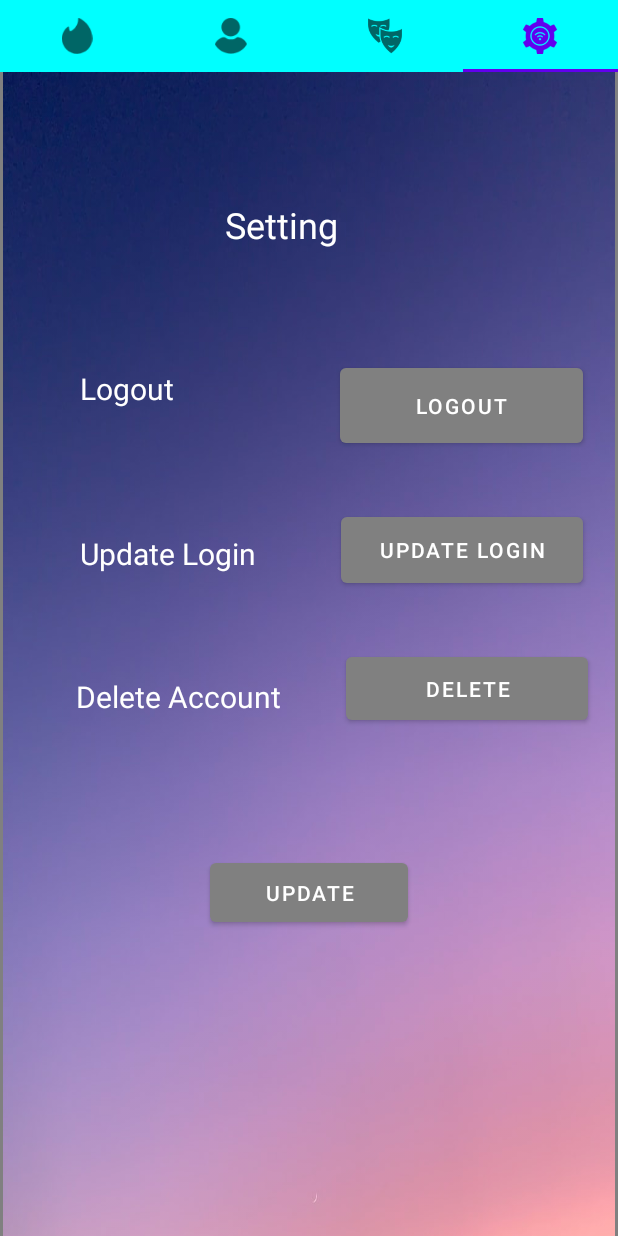
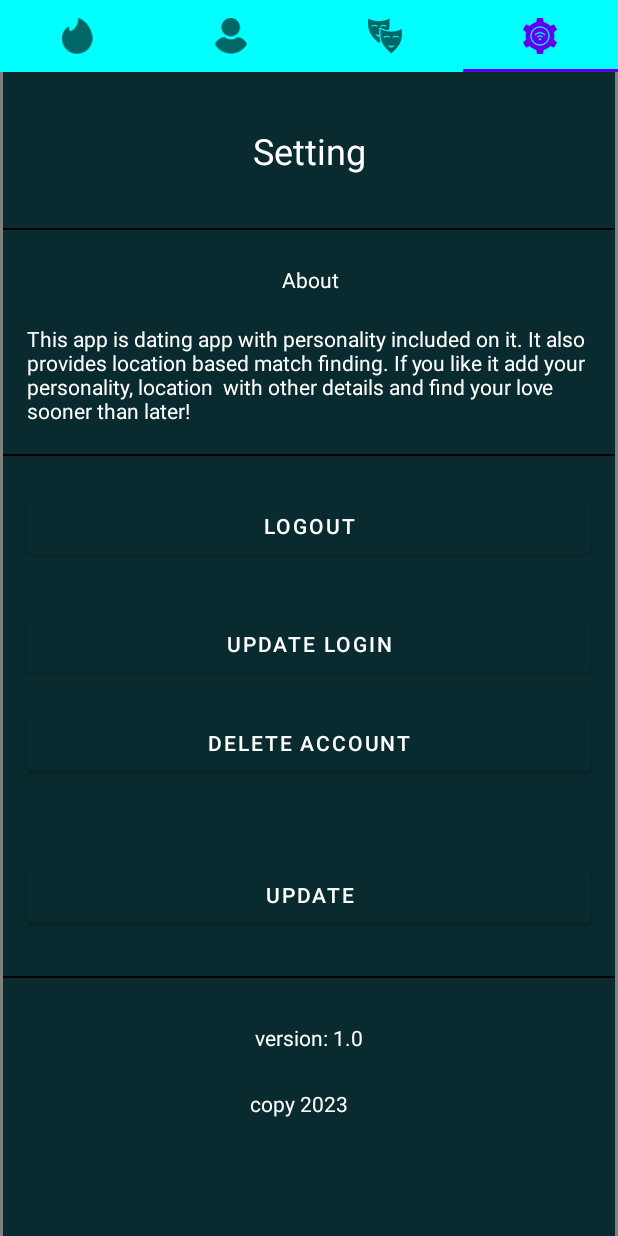
Before and after one commit to Txy822/Personality-based-Dating-App, an Android app: the screen it shows after launch once a user with an empty profile is signed in (Home), tab 4 chosen, on a phone screen of 412 x 824 dp. Run offline under Robolectric (Android 15) with nearby library versions, the phone set to English and light mode, and no system bars; our stand-ins replace Firebase (no records; nobody signed in at launch, a user with empty details on screens opened directly); libraries missing offline, so code that uses them is left out: twitter4j.conf; pictures from the network do not load.

Commit message:
Setting fragment Ui updated

```diff
--- a/app/src/main/res/layout/fragment_setting.xml
+++ b/app/src/main/res/layout/fragment_setting.xml
@@ -4,166 +4,189 @@
     xmlns:tools="http://schemas.android.com/tools"
     android:layout_width="match_parent"
     android:layout_height="match_parent"
-    android:background="@color/black"
+    android:background="@color/green_darkest"
     tools:context=".fragment.SettingFragment">
 
-    <FrameLayout
-        android:id="@+id/settingFragmentLayout"
-        android:layout_width="match_parent"
-        android:layout_height="match_parent"
-        android:orientation="vertical">
+    <ScrollView
+        android:id="@+id/scrollView4"
+        android:layout_width="0dp"
+        android:layout_height="0dp"
+        app:layout_constraintBottom_toBottomOf="parent"
+        app:layout_constraintEnd_toEndOf="parent"
+        app:layout_constraintStart_toStartOf="parent"
+        app:layout_constraintTop_toTopOf="parent">
 
-        <ScrollView
+        <FrameLayout
+            android:id="@+id/settingFragmentLayout"
             android:layout_width="match_parent"
-            android:layout_height="match_parent">
+            android:layout_height="match_parent"
+            android:orientation="vertical">
 
             <androidx.constraintlayout.widget.ConstraintLayout
                 android:layout_width="match_parent"
-                android:layout_height="match_parent"
-                app:layout_constraintEnd_toEndOf="@+id/logout_view_id"
-                app:layout_constraintStart_toEndOf="@+id/logout_view_id"
-                app:layout_constraintTop_toTopOf="@+id/age_range">
-
-
-                <ImageView
-                    android:id="@+id/background_img"
-                    android:layout_width="0dp"
-                    android:layout_height="0dp"
-                    android:scaleType="fitXY"
-                    android:src="@drawable/background_one"
-                    app:layout_constraintBottom_toBottomOf="parent"
-                    app:layout_constraintEnd_toEndOf="parent"
-                    app:layout_constraintHorizontal_bias="0.0"
-                    app:layout_constraintStart_toStartOf="parent"
-                    app:layout_constraintTop_toTopOf="parent"
-                    app:layout_constraintVertical_bias="0.0"
-                    tools:ignore="MissingConstraints" />
+                android:layout_height="713dp"
+                app:layout_constraintBottom_toTopOf="@+id/update_login_btn"
+                app:layout_constraintTop_toTopOf="@+id/update_login_btn">
 
                 <Button
                     android:id="@+id/logout"
-                    android:layout_width="162dp"
-                    android:layout_height="62dp"
-                    android:layout_marginTop="191dp"
-                    android:layout_marginEnd="21dp"
-                    android:layout_marginBottom="37dp"
+                    android:layout_width="0dp"
+                    android:layout_height="50dp"
+                    android:layout_marginStart="16dp"
+                    android:layout_marginTop="21dp"
+                    android:layout_marginEnd="16dp"
                     android:onClick="logout"
                     android:text="Logout"
                     android:textColor="@color/white"
-                    app:backgroundTint="@color/Gray"
+                    app:backgroundTint="@color/green_darkest"
                     app:layout_constraintBottom_toTopOf="@+id/update_login_btn"
                     app:layout_constraintEnd_toEndOf="parent"
-                    app:layout_constraintStart_toEndOf="@+id/logout_view_id"
-                    app:layout_constraintTop_toTopOf="parent"
-                    tools:ignore="MissingConstraints" />
-
-                <TextView
-                    android:id="@+id/logout_view_id"
-                    android:layout_width="0dp"
-                    android:layout_height="0dp"
-                    android:layout_marginStart="51dp"
-                    android:layout_marginTop="197dp"
-                    android:layout_marginEnd="50dp"
-                    android:layout_marginBottom="20dp"
-                    android:text="Logout"
-                    android:textColor="@color/windowBackground"
-                    android:textSize="20sp"
-                    app:layout_constraintBottom_toTopOf="@+id/update_login"
-                    app:layout_constraintEnd_toStartOf="@+id/logout"
+                    app:layout_constraintHorizontal_bias="0.502"
                     app:layout_constraintStart_toStartOf="parent"
-                    app:layout_constraintTop_toTopOf="parent"
+                    app:layout_constraintTop_toBottomOf="@+id/SplitLine_hor5"
+                    app:layout_constraintVertical_bias="0.0"
                     tools:ignore="MissingConstraints" />
 
                 <TextView
                     android:id="@+id/Setting_id"
                     android:layout_width="wrap_content"
                     android:layout_height="wrap_content"
-                    android:layout_marginTop="82dp"
-                    android:layout_marginEnd="1dp"
-                    android:layout_marginBottom="263dp"
                     android:text="Setting"
                     android:textColor="@color/cardview_light_background"
                     android:textSize="24sp"
-                    app:layout_constraintBottom_toTopOf="@+id/delete_account_btn"
-                    app:layout_constraintEnd_toStartOf="@+id/logout"
+                    app:layout_constraintBottom_toTopOf="@+id/SplitLine_hor3"
+                    app:layout_constraintEnd_toEndOf="parent"
+                    app:layout_constraintStart_toStartOf="parent"
                     app:layout_constraintTop_toTopOf="parent" />
 
                 <Button
                     android:id="@+id/update"
-                    android:layout_width="132dp"
-                    android:layout_height="51dp"
-                    android:layout_marginBottom="177dp"
+                    android:layout_width="0dp"
+                    android:layout_height="0dp"
+                    android:layout_marginStart="16dp"
+                    android:layout_marginEnd="16dp"
+                    android:layout_marginBottom="140dp"
                     android:text="Update"
-                    app:backgroundTint="@color/Gray"
+                    app:backgroundTint="@color/green_darkest"
                     app:layout_constraintBottom_toBottomOf="parent"
                     app:layout_constraintEnd_toEndOf="parent"
                     app:layout_constraintStart_toStartOf="parent"
-                    app:layout_constraintTop_toBottomOf="@+id/delete_account_btn" />
+                    app:layout_constraintTop_toBottomOf="@+id/SplitLine_hor5" />
 
-                <TextView
-                    android:id="@+id/update_login"
+                <View
+                    android:id="@+id/SplitLine_hor4"
                     android:layout_width="0dp"
-                    android:layout_height="0dp"
-                    android:layout_marginStart="51dp"
-                    android:layout_marginEnd="32dp"
-                    android:layout_marginBottom="5dp"
-                    android:text="Update Login"
-                    android:textColor="@color/cardview_light_background"
-                    android:textSize="20sp"
-                    app:layout_constraintBottom_toTopOf="@+id/delete_account"
-                    app:layout_constraintEnd_toStartOf="@+id/update_login_btn"
+                    android:layout_height="1dp"
+                    android:background="@color/black"
+                    app:layout_constraintBottom_toTopOf="@+id/textView11"
+                    app:layout_constraintEnd_toEndOf="parent"
                     app:layout_constraintStart_toStartOf="parent"
-                    app:layout_constraintTop_toBottomOf="@+id/logout_view_id"
-                    tools:ignore="MissingConstraints" />
+                    app:layout_constraintTop_toBottomOf="@+id/update" />
+
+
+                <View
+                    android:id="@+id/SplitLine_hor5"
+                    android:layout_width="0dp"
+                    android:layout_height="1dp"
+                    android:layout_marginBottom="268dp"
+                    android:background="@color/black"
+                    app:layout_constraintBottom_toTopOf="@+id/update"
+                    app:layout_constraintEnd_toEndOf="parent"
+                    app:layout_constraintStart_toStartOf="parent"
+                    app:layout_constraintTop_toBottomOf="@+id/SplitLine_hor3" />
 
                 <Button
                     android:id="@+id/update_login_btn"
-                    android:layout_width="161dp"
-                    android:layout_height="56dp"
-                    android:layout_marginEnd="21dp"
-                    android:layout_marginBottom="37dp"
+                    android:layout_width="0dp"
+                    android:layout_height="50dp"
+                    android:layout_marginStart="16dp"
+                    android:layout_marginEnd="16dp"
+                    android:layout_marginBottom="16dp"
                     android:onClick="updateLoginDetain"
                     android:text="update Login"
-                    app:backgroundTint="@color/Gray"
+                    app:backgroundTint="@color/green_darkest"
                     app:layout_constraintBottom_toTopOf="@+id/delete_account_btn"
                     app:layout_constraintEnd_toEndOf="parent"
-                    app:layout_constraintStart_toEndOf="@+id/update_login"
-                    app:layout_constraintTop_toBottomOf="@+id/logout"
-                    tools:ignore="MissingConstraints" />
-
-                <TextView
-                    android:id="@+id/delete_account"
-                    android:layout_width="150dp"
-                    android:layout_height="0dp"
-                    android:layout_marginStart="51dp"
-                    android:layout_marginEnd="30dp"
-                    android:layout_marginBottom="340dp"
-                    android:text="Delete Account"
-                    android:textColor="@color/white"
-                    android:textSize="20sp"
-                    app:layout_constraintBottom_toBottomOf="parent"
-                    app:layout_constraintEnd_toStartOf="@+id/delete_account_btn"
                     app:layout_constraintStart_toStartOf="parent"
-                    app:layout_constraintTop_toBottomOf="@+id/update_login"
                     tools:ignore="MissingConstraints" />
 
                 <Button
                     android:id="@+id/delete_account_btn"
-                    android:layout_width="161dp"
-                    android:layout_height="54dp"
-                    android:layout_marginEnd="21dp"
-                    android:layout_marginBottom="392dp"
-                    android:text="Delete"
-                    app:backgroundTint="@color/Gray"
+                    android:layout_width="0dp"
+                    android:layout_height="50dp"
+                    android:layout_marginStart="16dp"
+                    android:layout_marginEnd="16dp"
+                    android:layout_marginBottom="52dp"
+                    android:text="Delete Account"
+                    app:backgroundTint="@color/green_darkest"
+                    app:layout_constraintBottom_toTopOf="@+id/update"
+                    app:layout_constraintEnd_toEndOf="parent"
+                    app:layout_constraintStart_toStartOf="parent"
+                    tools:ignore="MissingConstraints" />
+
+                <TextView
+                    android:id="@+id/textView9"
+                    android:layout_width="wrap_content"
+                    android:layout_height="wrap_content"
+                    android:layout_marginStart="19dp"
+                    android:layout_marginTop="23dp"
+                    android:text="About"
+                    android:textColor="@color/white"
+                    app:layout_constraintStart_toStartOf="@+id/Setting_id"
+                    app:layout_constraintTop_toBottomOf="@+id/SplitLine_hor3" />
+
+                <TextView
+                    android:id="@+id/textView10"
+                    android:layout_width="0dp"
+                    android:layout_height="wrap_content"
+                    android:layout_marginStart="16dp"
+                    android:layout_marginEnd="16dp"
+                    android:text="This app is dating app with personality included on it. It also provides location based match finding. If you like it add your personality, location  with other details and find your love sooner than later!"
+                    android:textColor="@color/white"
+                    app:layout_constraintBottom_toTopOf="@+id/SplitLine_hor5"
+                    app:layout_constraintEnd_toEndOf="parent"
+                    app:layout_constraintStart_toStartOf="parent"
+                    app:layout_constraintTop_toBottomOf="@+id/textView9" />
+
+                <View
+                    android:id="@+id/SplitLine_hor3"
+                    android:layout_width="0dp"
+                    android:layout_height="1dp"
+                    android:layout_marginTop="104dp"
+                    android:layout_marginBottom="149dp"
+                    android:background="@color/black"
+                    app:layout_constraintBottom_toTopOf="@+id/SplitLine_hor5"
+                    app:layout_constraintEnd_toEndOf="parent"
+                    app:layout_constraintStart_toStartOf="parent"
+                    app:layout_constraintTop_toTopOf="parent" />
+
+                <TextView
+                    android:id="@+id/textView11"
+                    android:layout_width="wrap_content"
+                    android:layout_height="wrap_content"
+                    android:text="version: 1.0"
+                    android:textColor="@color/white"
                     app:layout_constraintBottom_toBottomOf="parent"
                     app:layout_constraintEnd_toEndOf="parent"
-                    app:layout_constraintStart_toEndOf="@+id/delete_account"
-                    app:layout_constraintTop_toBottomOf="@+id/Setting_id"
-                    tools:ignore="MissingConstraints" />
+                    app:layout_constraintStart_toStartOf="parent"
+                    app:layout_constraintTop_toBottomOf="@+id/update" />
 
+                <TextView
+                    android:id="@+id/textView12"
+                    android:layout_width="wrap_content"
+                    android:layout_height="wrap_content"
+                    android:text="copy 2023"
+                    android:textColor="@color/white"
+                    app:layout_constraintBottom_toBottomOf="parent"
+                    app:layout_constraintEnd_toEndOf="parent"
+                    app:layout_constraintHorizontal_bias="0.481"
+                    app:layout_constraintStart_toStartOf="parent"
+                    app:layout_constraintTop_toBottomOf="@+id/SplitLine_hor4"
+                    app:layout_constraintVertical_bias="0.822" />
 
             </androidx.constraintlayout.widget.ConstraintLayout>
 
-        </ScrollView>
-    </FrameLayout>
+        </FrameLayout>
+    </ScrollView>
 
 </androidx.constraintlayout.widget.ConstraintLayout>
```
